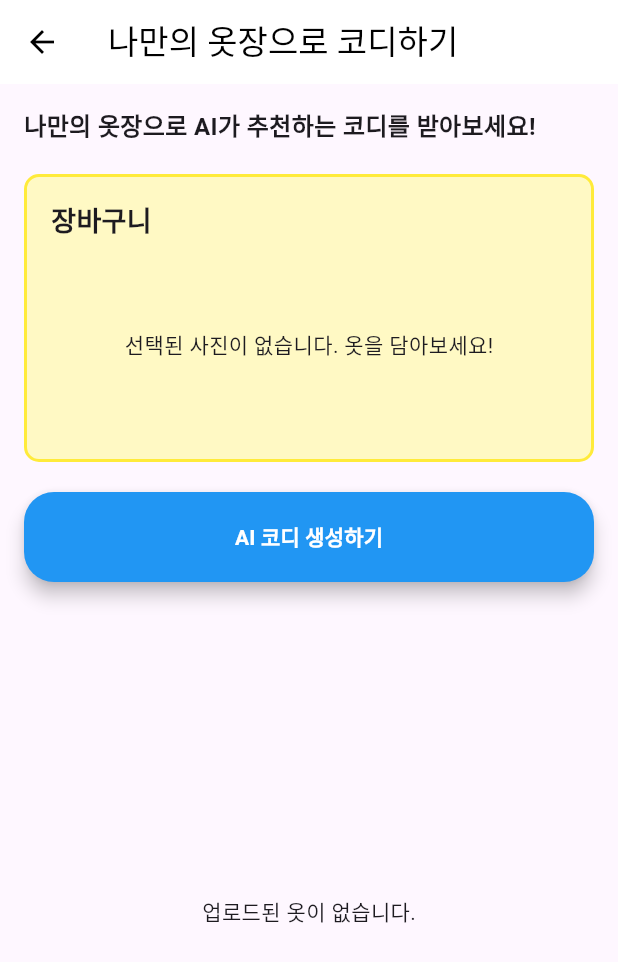
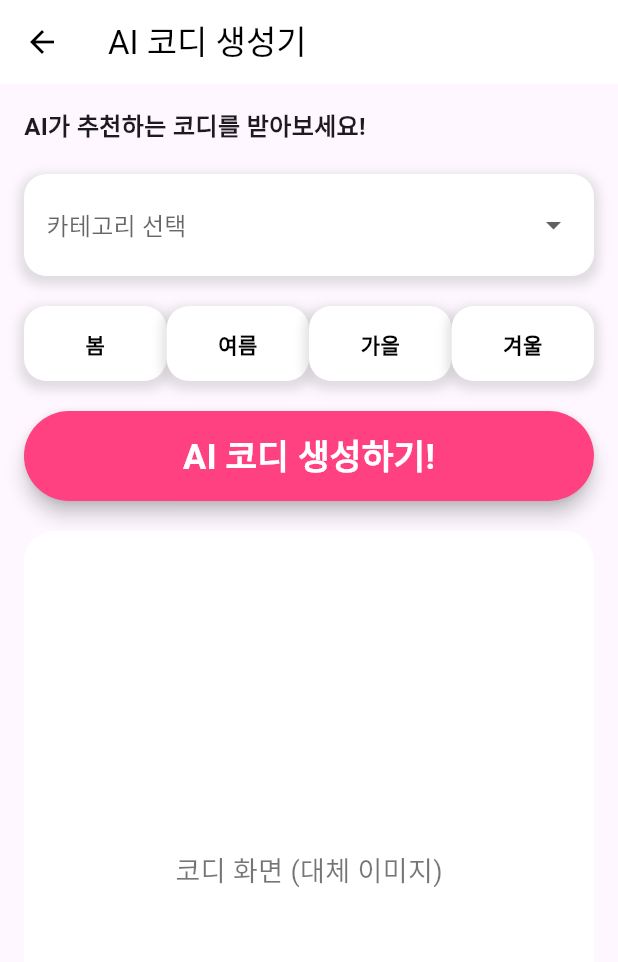
Before and after one commit to my-mini-closet/main_repo, a Flutter app: the RecommendationScreen screen opened by its route, on a phone screen of 412 x 824 dp. Shown: the top 962 px of the screen. Run offline on Flutter 3.47's test engine with Material 3 defaults, Android fonts, the phone set to English and light mode, and no system bars; our stand-ins replace cached_network_image, cloud_firestore, firebase_core, firebase_storage, flutter_dotenv, image_picker and 1 more; missing offline and left inert: kakao_flutter_sdk_user; accounts and stored records are empty.

Commit message:
add weather category

```diff
--- a/lib/screens/recommendation_screen.dart
+++ b/lib/screens/recommendation_screen.dart
@@ -1,8 +1,4 @@
 import 'package:flutter/material.dart';
-import 'package:cached_network_image/cached_network_image.dart';
-import 'package:myminicloset/imagerepository.dart';
-import 'package:myminicloset/provider/userprovider.dart';
-import 'package:provider/provider.dart';
 
 class RecommendationScreen extends StatefulWidget {
   @override
@@ -10,46 +6,30 @@ class RecommendationScreen extends StatefulWidget {
 }
 
 class _RecommendationScreenState extends State<RecommendationScreen> {
-  final ImageRepository _imageRepository = ImageRepository();
-  List<Map<String, dynamic>> _uploadedImages = [];
-  List<Map<String, dynamic>> _selectedImages = [];
+  String? selectedCategory;
+  String? selectedSeason;
   bool _isLoading = false;
-  late String userId;
-  @override
-  void initState() {
-    super.initState();
-    userId = Provider.of<UserProvider>(context, listen: false).userId;
-    _fetchImages();
-  }
 
-  Future<void> _fetchImages() async {
-    //String userId = '1234'; // 추후 로그인 기능 구현 시 userId를 사용하세요.
-    try {
-      List<Map<String, dynamic>> imagesData = await _imageRepository.getImages(userId);
-      setState(() {
-        _uploadedImages = imagesData;
-      });
-    } catch (e) {
-      print('Error fetching images: $e');
-    }
-  }
+  final Map<String, List<String>> styleCategories = {
+    "클래식": ["클래식", "프레피"],
+    "매니시": ["매니시", "톰보이"],
+    "엘레강스": ["엘레강스", "소피스케이티드", "글래머러스"],
+    "에스닉": ["에스닉", "히피", "오리엔탈"],
+    "모던": ["모던", "미니멀"],
+    "내추럴": ["내추럴", "컨트리", "리조트"],
+    "로맨틱": ["로맨틱", "섹시"],
+    "스포티": ["스포티", "애슬레져", "밀리터리"],
+    "문화": ["뉴트로", "힙합", "키티/키덜트", "맥시멈", "펑크/로커"],
+    "캐주얼": ["캐주얼", "놈코어"]
+  };
 
-  void _toggleSelection(Map<String, dynamic> image) {
-    setState(() {
-      if (_selectedImages.contains(image)) {
-        _selectedImages.remove(image);
-      } else {
-        _selectedImages.add(image);
-      }
-    });
-  }
+  final List<String> seasons = ["봄", "여름", "가을", "겨울"];
 
   void _generateOutfit() async {
     setState(() {
       _isLoading = true;
     });
 
-    // AI 코디 생성 로직 추가해야됨..
     await Future.delayed(Duration(seconds: 2));
 
     setState(() {
@@ -57,11 +37,50 @@ class _RecommendationScreenState extends State<RecommendationScreen> {
     });
   }
 
+  Widget _buildSeasonButton(String season) {
+    return Expanded(
+      child: GestureDetector(
+        onTap: () {
+          setState(() {
+            selectedSeason = season;
+          });
+        },
+        child: Container(
+          padding: EdgeInsets.symmetric(vertical: 15),
+          decoration: BoxDecoration(
+            color: selectedSeason == season ? Colors.blueAccent : Colors.white,
+            borderRadius: BorderRadius.circular(15),
+            boxShadow: [
+              BoxShadow(
+                color: Colors.grey.withOpacity(0.3),
+                spreadRadius: 3,
+                blurRadius: 5,
+                offset: Offset(0, 3),
+              ),
+            ],
+          ),
+          child: Center(
+            child: Text(
+              season,
+              style: TextStyle(
+                color: selectedSeason == season ? Colors.white : Colors.black,
+                fontWeight: FontWeight.bold,
+              ),
+            ),
+          ),
+        ),
+      ),
+    );
+  }
+
   @override
   Widget build(BuildContext context) {
     return Scaffold(
       appBar: AppBar(
-        title: Text('나만의 옷장으로 코디하기', style: TextStyle(color: Colors.black)),
+        title: Text(
+          'AI 코디 생성기',
+          style: TextStyle(color: Colors.black),
+        ),
         backgroundColor: Colors.white,
         elevation: 0,
         iconTheme: IconThemeData(color: Colors.black),
@@ -72,110 +91,86 @@ class _RecommendationScreenState extends State<RecommendationScreen> {
           crossAxisAlignment: CrossAxisAlignment.start,
           children: [
             Text(
-              '나만의 옷장으로 AI가 추천하는 코디를 받아보세요!',
+              'AI가 추천하는 코디를 받아보세요!',
               style: TextStyle(fontSize: 16, fontWeight: FontWeight.bold),
             ),
             SizedBox(height: 20),
             Container(
-              padding: EdgeInsets.all(16.0),
+              padding: EdgeInsets.symmetric(horizontal: 15, vertical: 10),
               decoration: BoxDecoration(
-                color: Colors.yellow[100],
-                borderRadius: BorderRadius.circular(10.0),
-                border: Border.all(color: Colors.yellow, width: 2),
+                color: Colors.white,
+                borderRadius: BorderRadius.circular(15),
+                boxShadow: [
+                  BoxShadow(
+                    color: Colors.grey.withOpacity(0.3),
+                    spreadRadius: 3,
+                    blurRadius: 5,
+                    offset: Offset(0, 3),
                   ),
-              child: Column(
-                crossAxisAlignment: CrossAxisAlignment.start,
-                children: [
-                  Text(
-                    '장바구니',
-                    style: TextStyle(fontSize: 18, fontWeight: FontWeight.bold),
+                ],
               ),
-                  SizedBox(height: 10),
-                  Container(
-                    height: 120,
-                    child: _selectedImages.isEmpty
-                        ? Center(child: Text('선택된 사진이 없습니다. 옷을 담아보세요!'))
-                        : SingleChildScrollView(
-                      scrollDirection: Axis.horizontal,
-                      child: Row(
-                        children: _selectedImages.map((image) {
-                          return Padding(
-                            padding: const EdgeInsets.only(right: 10.0),
-                            child: ClipRRect(
-                              borderRadius: BorderRadius.circular(10.0),
-                              child: CachedNetworkImage(
-                                imageUrl: image['image'],
-                                width: 100,
-                                height: 100,
-                                fit: BoxFit.cover,
-                                placeholder: (context, url) => CircularProgressIndicator(),
-                                errorWidget: (context, url, error) => Icon(Icons.error),
-                              ),
-                            ),
+              child: DropdownButton<String>(
+                value: selectedCategory,
+                hint: Text('카테고리 선택'),
+                isExpanded: true,
+                underline: SizedBox(),
+                onChanged: (String? newValue) {
+                  setState(() {
+                    selectedCategory = newValue;
+                  });
+                },
+                items: styleCategories.keys.map((String category) {
+                  return DropdownMenuItem<String>(
+                    value: category,
+                    child: Text(category),
                   );
                 }).toList(),
               ),
             ),
-                  ),
-                ],
-              ),
+            SizedBox(height: 20),
+            Row(
+              mainAxisAlignment: MainAxisAlignment.spaceBetween,
+              children: seasons.map((season) => _buildSeasonButton(season)).toList(),
             ),
             SizedBox(height: 20),
             ElevatedButton(
               onPressed: _generateOutfit,
               child: Text(
-                'AI 코디 생성하기',
-                style: TextStyle(color: Colors.white, fontWeight: FontWeight.bold),
+                'AI 코디 생성하기!',
+                style: TextStyle(
+                  color: Colors.white,
+                  fontWeight: FontWeight.bold,
+                  fontSize: 23,
+                ),
               ),
               style: ElevatedButton.styleFrom(
-                backgroundColor: Colors.blue,
+                backgroundColor: Colors.pinkAccent,
                 minimumSize: Size(double.infinity, 60),
                 shape: RoundedRectangleBorder(
-                  borderRadius: BorderRadius.circular(20.0),
+                  borderRadius: BorderRadius.circular(30.0),
                 ),
                 elevation: 5,
               ),
             ),
             SizedBox(height: 20),
             Expanded(
+              child: Center(
                 child: _isLoading
-                  ? Center(child: CircularProgressIndicator())
-                  : _uploadedImages.isEmpty
-                  ? Center(child: Text('업로드된 옷이 없습니다.'))
-                  : GridView.builder(
-                gridDelegate: SliverGridDelegateWithFixedCrossAxisCount(
-                  crossAxisCount: 2,
-                  crossAxisSpacing: 10,
-                  mainAxisSpacing: 10,
+                    ? CircularProgressIndicator()
+                    : Container(
+                  width: double.infinity,
+                  height: 500,
+                  decoration: BoxDecoration(
+                    color: Colors.white,
+                    borderRadius: BorderRadius.circular(20.0),
                   ),
-                itemCount: _uploadedImages.length,
-                itemBuilder: (context, index) {
-                  final image = _uploadedImages[index];
-                  final isSelected = _selectedImages.contains(image);
-
-                  return GestureDetector(
-                    onTap: () => _toggleSelection(image),
-                    child: Stack(
-                      children: [
-                        ClipRRect(
-                          borderRadius: BorderRadius.circular(10.0),
-                          child: CachedNetworkImage(
-                            imageUrl: image['image'],
-                            placeholder: (context, url) => CircularProgressIndicator(),
-                            errorWidget: (context, url, error) => Icon(Icons.error),
-                            fit: BoxFit.cover,
+                  child: Center(
+                    child: Text(
+                      '코디 화면 (대체 이미지)',
+                      style: TextStyle(fontSize: 18, color: Colors.black54),
                     ),
                   ),
-                        if (isSelected)
-                          Positioned(
-                            top: 8,
-                            right: 8,
-                            child: Icon(Icons.check_circle, color: Colors.green, size: 30),
                 ),
-                      ],
-                    ),
-                  );
-                },
               ),
             ),
           ],
```
Lines whose indentation alone changed are shown as unchanged.
